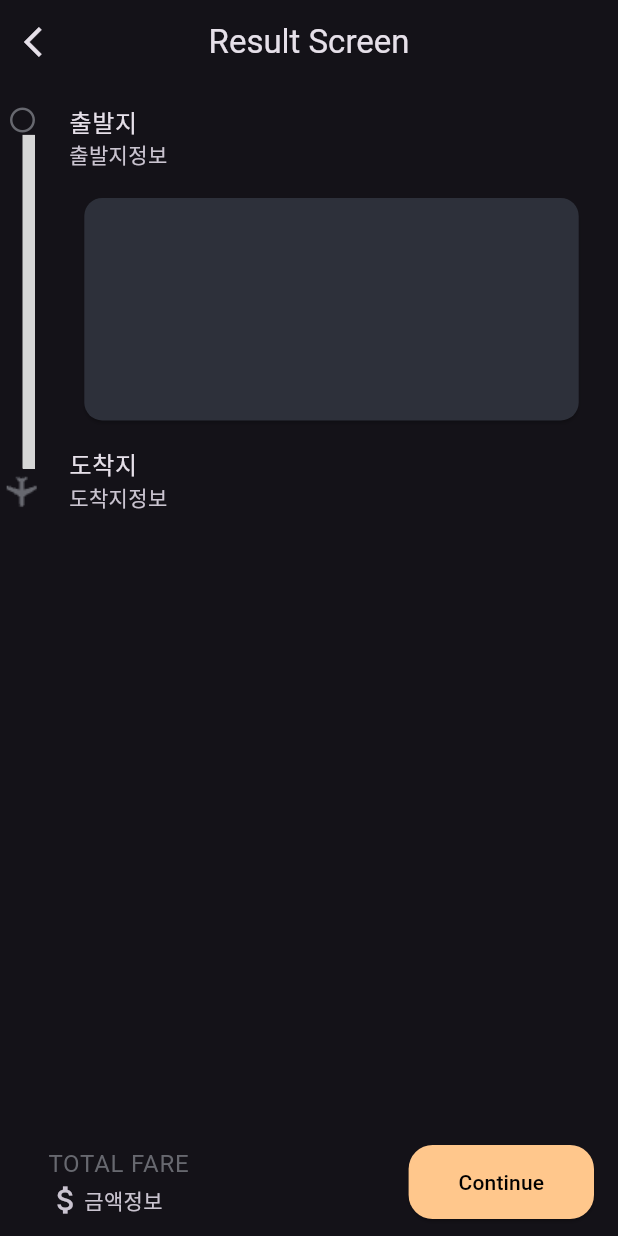
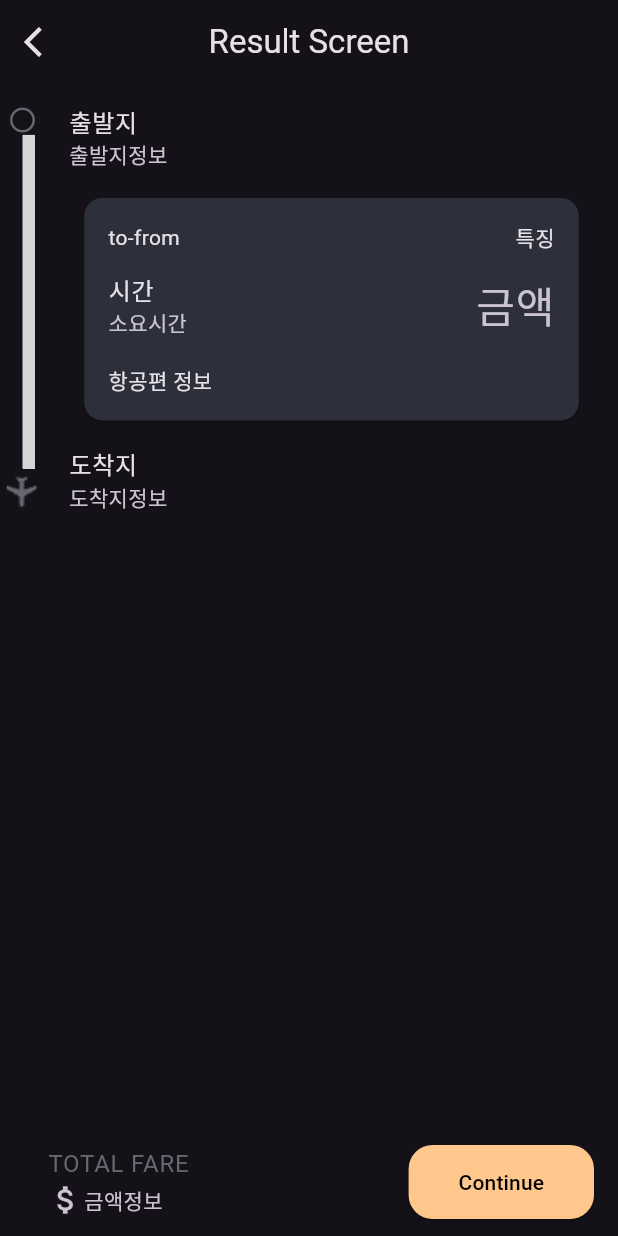
Before and after one commit to sc2bat/griffin_flight, a Flutter app: the BookScreen screen opened directly with empty values, on a phone screen of 412 x 824 dp. Run offline on Flutter 3.47's test engine with Material 3 defaults, Android fonts, the phone set to English and light mode, and no system bars; our stand-ins replace flutter_riverpod, freezed_annotation, get_it, go_router; missing offline and left inert: dotted_dashed_line, simple_logger; generated files the repository leaves out were written again; grey boxes are pictures that could not be loaded.

Commit message:
feat: flight card UI 틀작업

```diff
--- a/lib/presentation/common/flight_card.dart
+++ b/lib/presentation/common/flight_card.dart
@@ -2,7 +2,12 @@ import 'package:flutter/material.dart';
 import 'package:griffin/presentation/common/colors.dart';
 
 class FlightDetailsCard extends StatelessWidget {
-  const FlightDetailsCard({super.key, required this.width, required this.height, required this.title});
+  const FlightDetailsCard(
+      {super.key,
+      required this.width,
+      required this.height,
+      required this.title});
+
   final double width;
   final double height;
   final String title;
@@ -10,12 +15,40 @@ class FlightDetailsCard extends StatelessWidget {
   @override
   Widget build(BuildContext context) {
     return Card(
-      color: AppColors.greyCard,
-      child: Container(
-        height: height,
-        width: width,
-        child: Text(title)
-      ),
-    );
+        color: AppColors.greyCard,
+        child: Container(
+          height: height,
+          width: width,
+          child: const Padding(
+            padding: EdgeInsets.all(16.0),
+            child: Column(
+                crossAxisAlignment: CrossAxisAlignment.center,
+                children: [
+                  Row(
+                    children: [
+                      Text('to-from'),
+                      Spacer(),
+                      Text('특징'),
+                    ],
+                  ),
+                  Expanded(
+                    child: ListTile(
+                      contentPadding: EdgeInsets.zero,
+                      title: Text('시간'),
+                      subtitle: Text('소요시간'),
+                      trailing: Text(
+                        '금액',
+                        style: TextStyle(fontSize: 28),
+                      ),
+                    ),
+                  ),
+                  Row(
+                    children: [
+                      Text('항공편 정보'),
+                    ],
+                  ),
+                ]),
+          ),
+        ));
   }
 }
```
